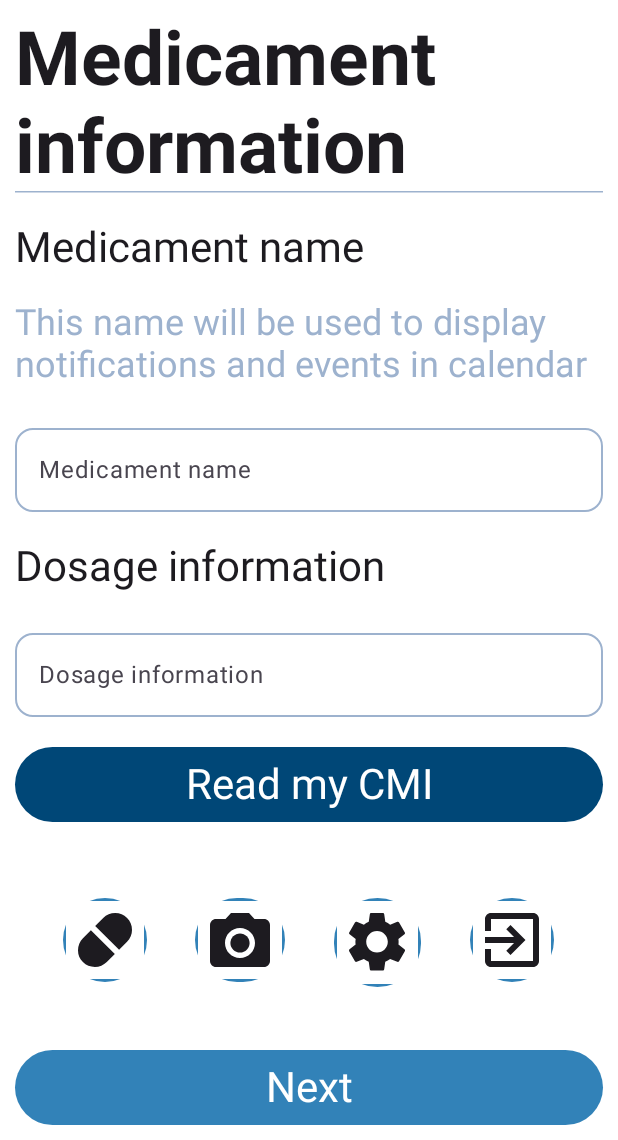
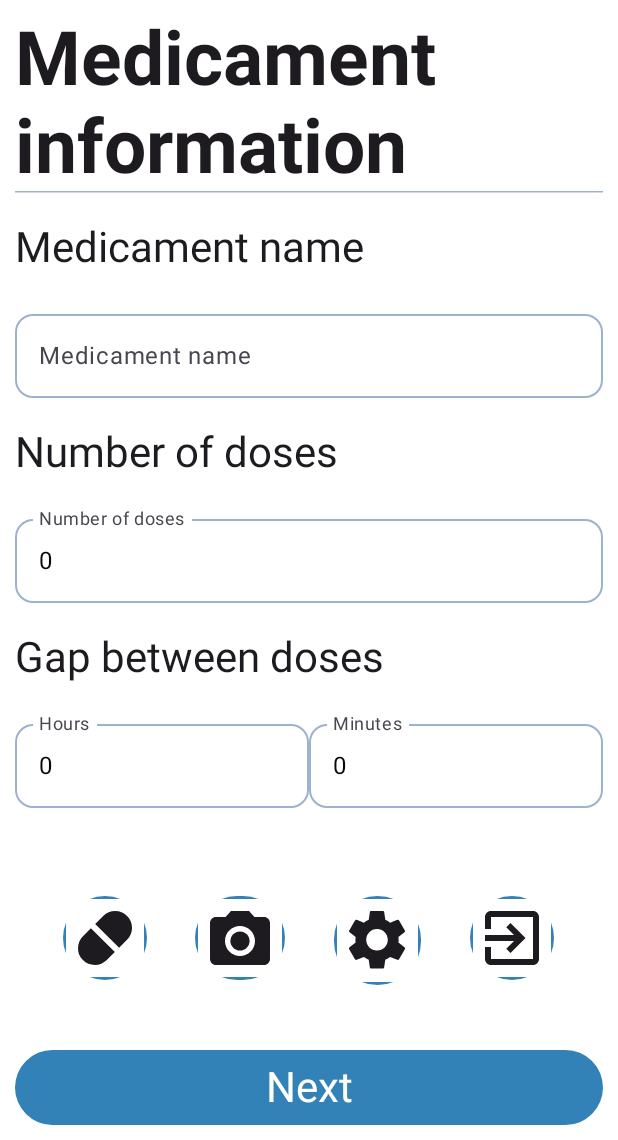
Before and after one commit to Sz-Lasota/MedMemo, an Android app built with Jetpack Compose: the MemoNameScreen screen opened through its navigation route, on a phone screen of 412 x 824 dp, the part 96-1236 px from its top. Run offline under Robolectric (Android 15) with nearby library versions, the phone set to English and light mode, and no system bars.

Commit message:
Re-worked memo creation

```diff
--- a/app/src/main/AndroidManifest.xml
+++ b/app/src/main/AndroidManifest.xml
@@ -13,7 +13,7 @@
         android:theme="@style/Theme.MedMemo"
         tools:targetApi="31">
         <activity
-            android:name=".memos.presentation.NewMemoActivity"
+            android:name=".memo.presentation.NewMemoActivity"
             android:exported="false"
             android:label="@string/newmemoactivity"
             android:theme="@style/Theme.MedMemo" />
--- a/app/src/main/java/com/szylas/medmemo/common/domain/models/Memo.kt
+++ b/app/src/main/java/com/szylas/medmemo/common/domain/models/Memo.kt
@@ -5,9 +5,16 @@ import java.util.Calendar
 
 data class Memo(
     var name: String = "",
-    var description: String = "",
+    var numberOfDoses: Int = 0,
     var smartMode: Boolean = false,
     var dosageTime: List<Int> = listOf(),
     var startDate: Calendar = Calendar.getInstance(),
-    var finishDate: Calendar? = null
-): Serializable
+    var finishDate: Calendar? = null,
+    var gap: Int = 0
+): Serializable {
+
+    fun predictDosageHours() : List<Int> {
+        return dosageTime
+    }
+
+}
--- a/app/src/main/java/com/szylas/medmemo/common/presentation/components/Inputs.kt
+++ b/app/src/main/java/com/szylas/medmemo/common/presentation/components/Inputs.kt
@@ -19,7 +19,8 @@ fun TextInput(
     modifier: Modifier = Modifier,
     cornerRadius: Dp = 12.dp,
     error: Boolean = false,
-    singleLine: Boolean = true
+    singleLine: Boolean = true,
+    keyboardOptions: KeyboardOptions = KeyboardOptions.Default
 ) {
     OutlinedTextField(
         value = value,
@@ -27,6 +28,7 @@ fun TextInput(
         modifier = modifier,
         shape = RoundedCornerShape(cornerRadius),
         maxLines = 3,
+        keyboardOptions = keyboardOptions,
         isError = error,
         singleLine = singleLine,
         label = { Text(text = label) }
--- a/app/src/main/java/com/szylas/medmemo/main/presentation/views/HomeFragment.kt
+++ b/app/src/main/java/com/szylas/medmemo/main/presentation/views/HomeFragment.kt
@@ -18,7 +18,7 @@ import com.szylas.medmemo.common.domain.models.Memo
 import com.szylas.medmemo.common.presentation.style.TextStyleOption
 import com.szylas.medmemo.common.presentation.style.TextStyleProvider
 import com.szylas.medmemo.common.presentation.components.BlockButton
-import com.szylas.medmemo.memos.presentation.NewMemoActivity
+import com.szylas.medmemo.memo.presentation.NewMemoActivity
 
 
 @Composable
@@ -45,9 +45,7 @@ fun HomeFragment(activity: ComponentActivity) {
             onClick = { activity.startActivity(
                 Intent(
                     activity, NewMemoActivity::class.java
-                ).also {
-                    it.putExtra("MEMO", Memo(name = "Hello from memo"))
-                }
+                )
             ) },
             modifier = Modifier.fillMaxWidth()
         )
--- a/app/src/main/java/com/szylas/medmemo/memos/presentation/components/StatusBarManager.kt
+++ b/app/src/main/java/com/szylas/medmemo/memo/presentation/components/StatusBarManager.kt
@@ -1,4 +1,4 @@
-package com.szylas.medmemo.memos.presentation.components
+package com.szylas.medmemo.memo.presentation.components
 
 import androidx.compose.foundation.background
 import androidx.compose.foundation.border
--- a/app/src/main/java/com/szylas/medmemo/memos/presentation/models/NewMemoScreens.kt
+++ b/app/src/main/java/com/szylas/medmemo/memo/presentation/models/NewMemoScreens.kt
@@ -1,4 +1,4 @@
-package com.szylas.medmemo.memos.presentation.models
+package com.szylas.medmemo.memo.presentation.models
 
 import kotlinx.serialization.Serializable
 
--- a/app/src/main/java/com/szylas/medmemo/memos/presentation/views/MemoDateFragment.kt
+++ b/app/src/main/java/com/szylas/medmemo/memo/presentation/views/MemoDateFragment.kt
@@ -1,4 +1,4 @@
-package com.szylas.medmemo.memos.presentation.views
+package com.szylas.medmemo.memo.presentation.views
 
 import android.widget.Toast
 import androidx.activity.ComponentActivity
@@ -33,7 +33,7 @@ import com.szylas.medmemo.common.presentation.components.PrimaryButton
 import com.szylas.medmemo.common.presentation.components.SecondaryButton
 import com.szylas.medmemo.common.presentation.style.TextStyleOption
 import com.szylas.medmemo.common.presentation.style.TextStyleProvider
-import com.szylas.medmemo.memos.presentation.components.StatusBarManager
+import com.szylas.medmemo.memo.presentation.components.StatusBarManager
 import java.util.Calendar
 
 @OptIn(ExperimentalMaterial3Api::class)
--- a/app/src/main/java/com/szylas/medmemo/memos/presentation/views/MemoNameFragement.kt
+++ b/app/src/main/java/com/szylas/medmemo/memo/presentation/views/MemoNameFragement.kt
@@ -1,32 +1,34 @@
-package com.szylas.medmemo.memos.presentation.views
+package com.szylas.medmemo.memo.presentation.views
 
-import android.widget.Toast
 import androidx.activity.ComponentActivity
 import androidx.compose.foundation.layout.Arrangement
 import androidx.compose.foundation.layout.Column
+import androidx.compose.foundation.layout.Row
 import androidx.compose.foundation.layout.Spacer
 import androidx.compose.foundation.layout.fillMaxSize
 import androidx.compose.foundation.layout.fillMaxWidth
 import androidx.compose.foundation.layout.padding
+import androidx.compose.foundation.text.KeyboardOptions
 import androidx.compose.material3.HorizontalDivider
 import androidx.compose.material3.MaterialTheme
 import androidx.compose.material3.Text
 import androidx.compose.runtime.Composable
 import androidx.compose.runtime.getValue
+import androidx.compose.runtime.mutableIntStateOf
 import androidx.compose.runtime.mutableStateOf
 import androidx.compose.runtime.remember
 import androidx.compose.runtime.setValue
 import androidx.compose.ui.Modifier
 import androidx.compose.ui.res.stringResource
+import androidx.compose.ui.text.input.KeyboardType
 import androidx.compose.ui.unit.dp
 import com.szylas.medmemo.R
 import com.szylas.medmemo.common.domain.models.Memo
-import com.szylas.medmemo.common.presentation.components.PrimaryButton
 import com.szylas.medmemo.common.presentation.components.SecondaryButton
 import com.szylas.medmemo.common.presentation.components.TextInput
 import com.szylas.medmemo.common.presentation.style.TextStyleOption
 import com.szylas.medmemo.common.presentation.style.TextStyleProvider
-import com.szylas.medmemo.memos.presentation.components.StatusBarManager
+import com.szylas.medmemo.memo.presentation.components.StatusBarManager
 
 @Composable
 fun MemoNameFragment(
@@ -44,8 +46,15 @@ fun MemoNameFragment(
         var medName by remember {
             mutableStateOf(memo.name)
         }
-        var medDescription by remember {
-            mutableStateOf(memo.description)
+        var numberOfDoses by remember {
+            mutableIntStateOf(memo.numberOfDoses)
+        }
+
+        var gapHour by remember {
+            mutableIntStateOf(memo.gap / 60)
+        }
+        var gapMinute by remember {
+            mutableIntStateOf(memo.gap % 60)
         }
         Column(modifier = Modifier.fillMaxWidth()) {
             Text(
@@ -64,12 +73,6 @@ fun MemoNameFragment(
             style = TextStyleProvider.provide(style = TextStyleOption.LABEL_MEDIUM),
             softWrap = true
         )
-        Text(
-            modifier = Modifier.fillMaxWidth(),
-            text = stringResource(R.string.this_name_will_be_used_to_display_notifications_and_events_in_calendar),
-            style = TextStyleProvider.provide(style = TextStyleOption.LABEL_SMALL),
-            color = MaterialTheme.colorScheme.outline
-        )
         TextInput(modifier = Modifier.fillMaxWidth(),
             value = medName,
             label = stringResource(id = R.string.medicament_name),
@@ -79,22 +82,49 @@ fun MemoNameFragment(
             })
         Text(
             modifier = Modifier.fillMaxWidth(),
-            text = stringResource(R.string.dosage_information),
+            text = stringResource(R.string.number_of_doses),
             style = TextStyleProvider.provide(style = TextStyleOption.LABEL_MEDIUM)
         )
         TextInput(modifier = Modifier.fillMaxWidth(),
-            singleLine = false,
-            value = medDescription,
-            label = stringResource(id = R.string.dosage_information),
+            value = "$numberOfDoses",
+            label = stringResource(id = R.string.number_of_doses),
+            keyboardOptions = KeyboardOptions.Default.copy(keyboardType = KeyboardType.Number),
             onValueChange = {
-                medDescription = it
-                memo.description = it
+                numberOfDoses = it.toIntOrNull() ?: 0
+                memo.numberOfDoses = it.toIntOrNull() ?: 0
             })
-        PrimaryButton(
-            text = stringResource(R.string.read_my_cmi),
-            onClick = { Toast.makeText(activity, "Read my cmi", Toast.LENGTH_SHORT).show() },
+        Text(
+            modifier = Modifier.fillMaxWidth(),
+            text = stringResource(R.string.gap_between_doses),
+            style = TextStyleProvider.provide(style = TextStyleOption.LABEL_MEDIUM)
+        )
+        Row(
             modifier = Modifier.fillMaxWidth()
-        )
+        ) {
+            TextInput(
+                keyboardOptions = KeyboardOptions.Default.copy(keyboardType = KeyboardType.Number),
+                value = "$gapHour",
+                label = stringResource(R.string.hours),
+                onValueChange = {
+                    gapHour = it.toIntOrNull() ?: gapHour
+                    memo.gap = (it.toIntOrNull() ?: 0) * 60 + gapMinute
+                },
+                modifier = Modifier.weight(1f)
+            )
+            TextInput(
+                keyboardOptions = KeyboardOptions.Default.copy(keyboardType = KeyboardType.Number),
+                value = "$gapMinute",
+                label = stringResource(R.string.minutes),
+                onValueChange = {
+                    gapMinute = it.toIntOrNull() ?: gapMinute
+                    memo.gap = (it.toIntOrNull() ?: 0) + gapHour * 60
+                },
+                modifier = Modifier.weight(1f)
+            )
+
+
+        }
+
         Spacer(modifier = Modifier.weight(1f))
         statusBarManager.StatusBar()
         Spacer(modifier = Modifier.weight(0.2f))
--- a/app/src/main/res/values/strings.xml
+++ b/app/src/main/res/values/strings.xml
@@ -35,4 +35,9 @@
     <string name="choose">Choose</string>
     <string name="summary">Summary</string>
     <string name="add_picture">Add picture</string>
+    <string name="number_of_doses">Number of doses</string>
+    <string name="gap_between_doses">Gap between doses</string>
+    <string name="hours">Hours</string>
+    <string name="minutes">Minutes</string>
+    <string name="edit">Edit</string>
 </resources>
```
Also changed, not shown: app/src/main/java/com/szylas/medmemo/memo/domain/DosageTimeProvider.kt (added, +10 -0 lines), app/src/main/java/com/szylas/medmemo/memo/presentation/ManageMemoActivity.kt (added, +159 -0 lines), app/src/main/java/com/szylas/medmemo/memo/presentation/NewMemoActivity.kt (renamed from app/src/main/java/com/szylas/medmemo/memos/presentation/NewMemoActivity.kt, +13 -13 lines), app/src/main/java/com/szylas/medmemo/memo/presentation/views/MemoSummaryFragment.kt (renamed from app/src/main/java/com/szylas/medmemo/memos/presentation/views/MemoSummaryFragment.kt, +2 -8 lines), app/src/main/java/com/szylas/medmemo/memo/presentation/views/MemoTimeFragment.kt (renamed from app/src/main/java/com/szylas/medmemo/memos/presentation/views/MemoTimeFragment.kt, +81 -14 lines).
